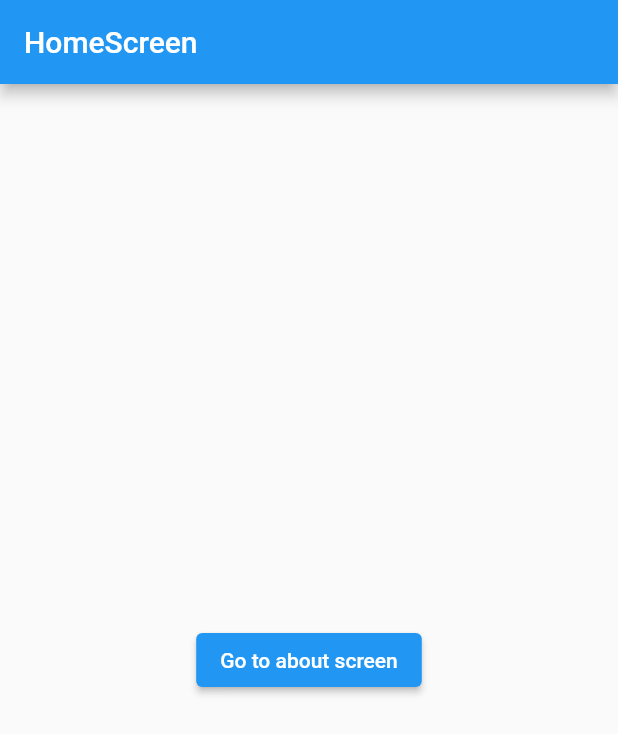
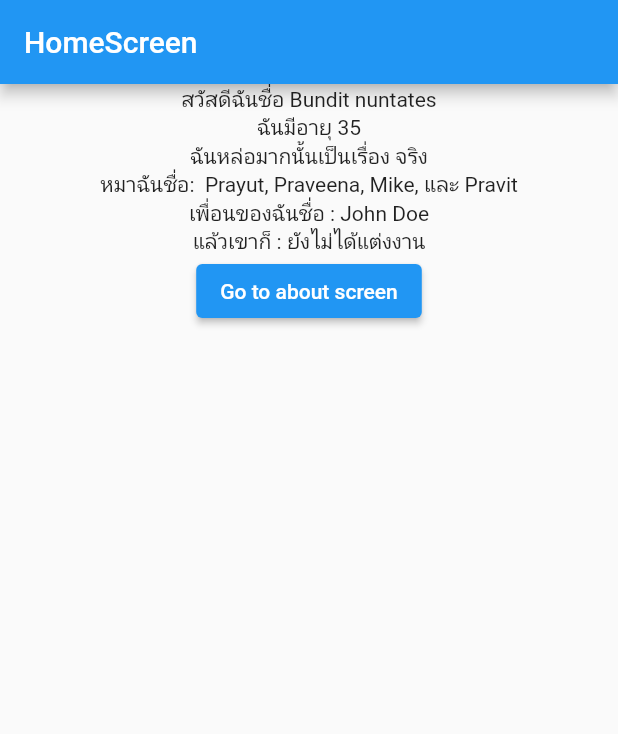
Before and after one commit to dexlvup/example2, a Flutter app: the screen it shows after launch, on a phone screen of 412 x 824 dp. Shown: the top 734 px of the screen. Run offline on Flutter 3.47's test engine with Material 2 defaults, Android fonts, the phone set to English and light mode, and no system bars.

Commit message:
ทดสอบสร้างตัวแปร

```diff
--- a/lib/screen/home_screen.dart
+++ b/lib/screen/home_screen.dart
@@ -9,6 +9,19 @@ class HomeScreen extends StatefulWidget {
 }
 
 class _HomeScreenState extends State<HomeScreen> {
+  String name = "Bundit nuntates";
+  int age = 35;
+  bool lookingGood = true;
+
+  List<String> myDognames = ["Prayut", "Praveena", "Mike", "Pravit"];
+
+  Map<String, dynamic> user = {
+    "id": 1,
+    "name": "John Doe",
+    "sex": "male",
+    "married": false
+  };
+
   @override
   Widget build(BuildContext context) {
     return Scaffold(
@@ -16,7 +29,18 @@ class _HomeScreenState extends State<HomeScreen> {
         title: Text("HomeScreen"),
       ),
       body: Center(
-        child: ElevatedButton(
+        child: Column(
+          children: [
+            Text("สวัสดีฉันชื่อ $name"),
+            Text("ฉันมีอายุ $age"),
+            Text(
+                "ฉันหล่อมากนั้นเป็นเรื่อง ${lookingGood ? "จริง" : "ไม่จริง"}"),
+            Text(
+                "หมาฉันชื่อ:  ${myDognames[0]}, ${myDognames[1]}, ${myDognames[2]}, และ ${myDognames[3]}"),
+            //...myDognames.map((item) => Text(item)).toList(),
+            Text("เพื่อนของฉันชื่อ : ${user["name"]}"),
+            Text("แล้วเขาก็ : ${user["married"] ? "แต่งงานแล้ว" : "ยังไม่ได้แต่งงาน" }"),
+            ElevatedButton(
               onPressed: () => {
                 Navigator.of(context).push(
                   MaterialPageRoute(
@@ -28,6 +52,8 @@ class _HomeScreenState extends State<HomeScreen> {
               },
               child: Text("Go to about screen"),
             ),
+          ],
+        ),
       ),
     );
   }
```
Lines whose indentation alone changed are shown as unchanged.
